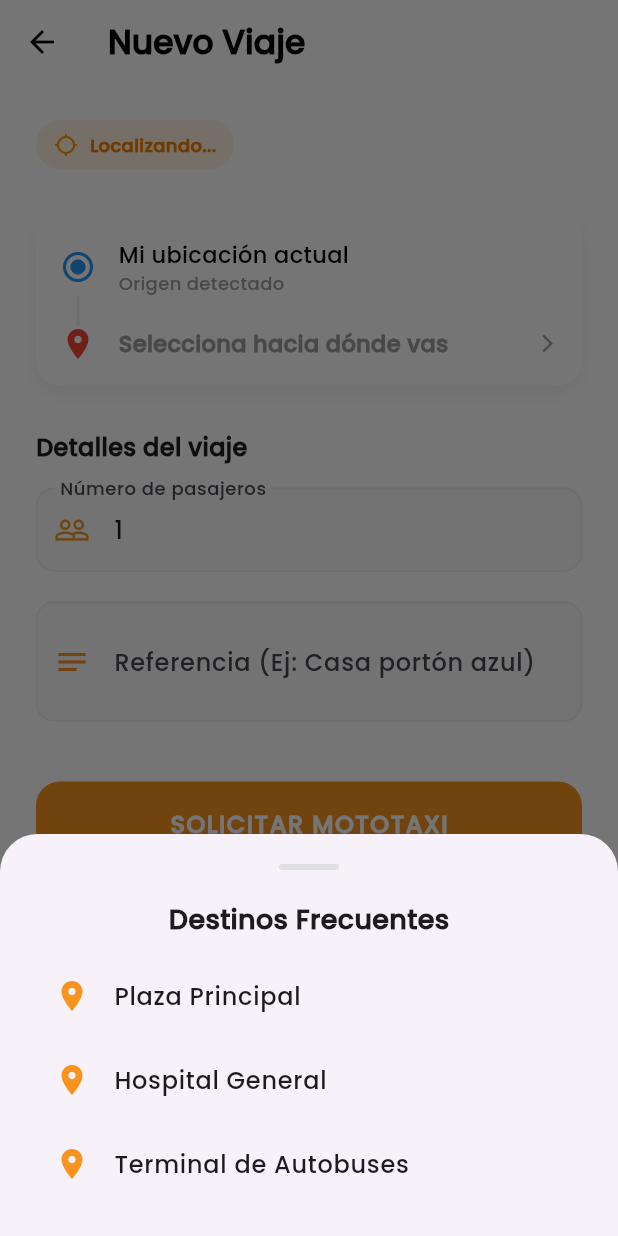
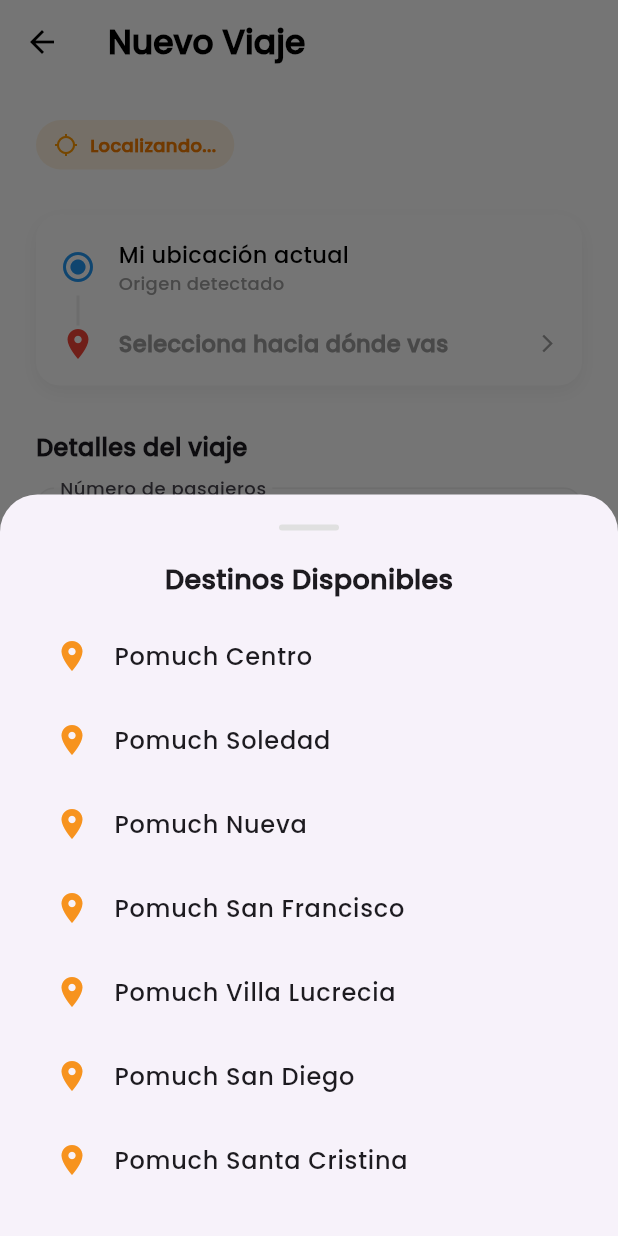
Before and after one commit to rogerarmandochanac/kooneex-frontend, a Flutter app: the ViajeScreen screen opened by its route, after a tap on "Selecciona hacia dónde vas", on a phone screen of 412 x 824 dp. Run offline on Flutter 3.47's test engine with Material 3 defaults, Android fonts, the phone set to English and light mode, and no system bars; our stand-ins replace connectivity_plus, flutter_map, geolocator, image_picker, latlong2, shared_preferences and 1 more; missing offline and left inert: flutter_map_tile_caching; accounts and stored records are empty.

Commit message:
se agregaron mas destinos

```diff
--- a/lib/screens/viaje_screen.dart
+++ b/lib/screens/viaje_screen.dart
@@ -21,9 +21,17 @@
   final _referenciaController = TextEditingController();
 
   final Map<String, List<double>> _destinosPredefinidos = {
-    "Plaza Principal": [18.1234, -92.5678],
-    "Hospital General": [18.1250, -92.5700],
-    "Terminal de Autobuses": [18.1210, -92.5600],
+    "Pomuch Centro": [20.13730, -90.17490],
+    "Pomuch Soledad": [20.145780, -90.173459],
+    "Pomuch Nueva": [20.144052896584597, -90.17682172260673],
+    "Pomuch San Francisco": [20.146953764112478, -90.16952611440409],
+    "Pomuch Villa Lucrecia": [20.14155488415286, -90.16592122564514],
+    "Pomuch San Diego": [20.141151975180843, -90.17287351110882],
+    "Pomuch Santa Cristina": [20.135914063988263, -90.16540624153673],
+    "Pomuch San pedro I": [20.13285181919244, -90.17321683384776],
+    "Pomuch San pedro II": [20.12680773892196, -90.17690755329146],
+    "Pomuch Benito Juarez": [20.12962833879734, -90.1786241669862],
+    "Pomuch Hacienda Dzodzil": [20.16802372650526, -90.23085213931239],
   };
 
   @override
@@ -79,20 +87,45 @@
   void _abrirSeleccionDestino() {
     showModalBottomSheet(
       context: context,
+      isScrollControlled: true, // Permite que el modal crezca si hay muchos items
       shape: const RoundedRectangleBorder(
         borderRadius: BorderRadius.vertical(top: Radius.circular(25)),
       ),
       builder: (context) {
+        // DraggableScrollableSheet hace que el modal sea deslizable y use bien el espacio
+        return DraggableScrollableSheet(
+          initialChildSize: 0.6, // Empieza al 60% de la pantalla
+          minChildSize: 0.4,     // Mínimo 40%
+          maxChildSize: 0.9,     // Máximo 90%
+          expand: false,
+          builder: (context, scrollController) {
             return Container(
               padding: const EdgeInsets.all(20),
               child: Column(
-            mainAxisSize: MainAxisSize.min,
                 children: [
-              Container(width: 40, height: 4, decoration: BoxDecoration(color: Colors.grey[300], borderRadius: BorderRadius.circular(10))),
+                  // Indicador de arrastre (la rayita gris)
+                  Container(
+                    width: 40,
+                    height: 4,
+                    decoration: BoxDecoration(
+                      color: Colors.grey[300],
+                      borderRadius: BorderRadius.circular(10)
+                    )
+                  ),
                   const SizedBox(height: 20),
-              const Text("Destinos Frecuentes", style: TextStyle(fontSize: 18, fontWeight: FontWeight.bold)),
+                  const Text(
+                    "Destinos Disponibles",
+                    style: TextStyle(fontSize: 18, fontWeight: FontWeight.bold)
+                  ),
                   const SizedBox(height: 10),
-              ..._destinosPredefinidos.keys.map((nombre) {
+
+                  // Cambiamos el Column por un ListView con scrollController
+                  Expanded(
+                    child: ListView.builder(
+                      controller: scrollController,
+                      itemCount: _destinosPredefinidos.length,
+                      itemBuilder: (context, index) {
+                        String nombre = _destinosPredefinidos.keys.elementAt(index);
                         return ListTile(
                           leading: const Icon(Icons.location_on, color: Color(0xFFF7931E)),
                           title: Text(nombre, style: const TextStyle(fontWeight: FontWeight.w500)),
@@ -105,9 +138,13 @@
                             Navigator.pop(context);
                           },
                         );
-              }),
+                      },
+                    ),
+                  ),
                 ],
               ),
+            );
+          },
         );
       },
     );
```
Lines whose indentation alone changed are shown as unchanged.
